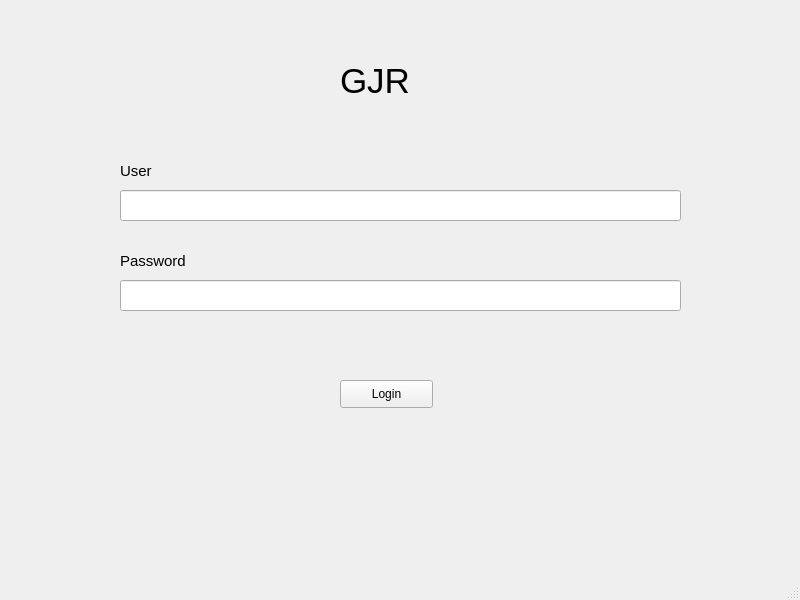
Above: GJR/views/loginScreen.ui from CaduRomaniello/GJR before the change. Below: the same form after it.
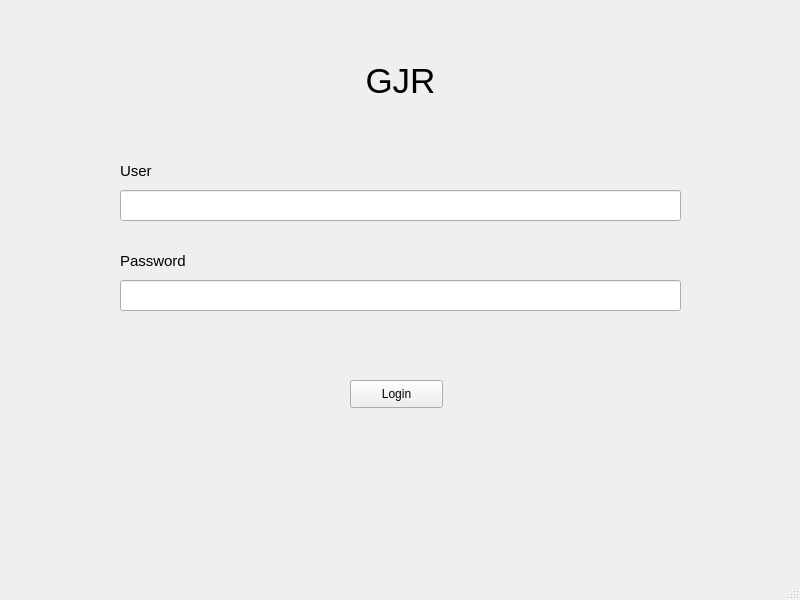
That is the form after the change.

```diff
--- a/GJR/views/loginScreen.ui
+++ b/GJR/views/loginScreen.ui
@@ -10,6 +10,18 @@
     <height>600</height>
    </rect>
   </property>
+  <property name="minimumSize">
+   <size>
+    <width>800</width>
+    <height>600</height>
+   </size>
+  </property>
+  <property name="maximumSize">
+   <size>
+    <width>800</width>
+    <height>600</height>
+   </size>
+  </property>
   <property name="windowTitle">
    <string>loginScreen</string>
   </property>
@@ -17,7 +29,7 @@
    <widget class="QPushButton" name="button_login">
     <property name="geometry">
      <rect>
-      <x>340</x>
+      <x>350</x>
       <y>380</y>
       <width>93</width>
       <height>28</height>
@@ -104,7 +116,7 @@
    <widget class="QLabel" name="label">
     <property name="geometry">
      <rect>
-      <x>340</x>
+      <x>360</x>
       <y>50</y>
       <width>81</width>
       <height>61</height>
@@ -118,6 +130,9 @@
     <property name="text">
      <string>GJR</string>
     </property>
+    <property name="alignment">
+     <set>Qt::AlignCenter</set>
+    </property>
    </widget>
   </widget>
   <widget class="QMenuBar" name="menubar">
```
Left out of the diff: 2 changed lines with no effect on the pictures.
